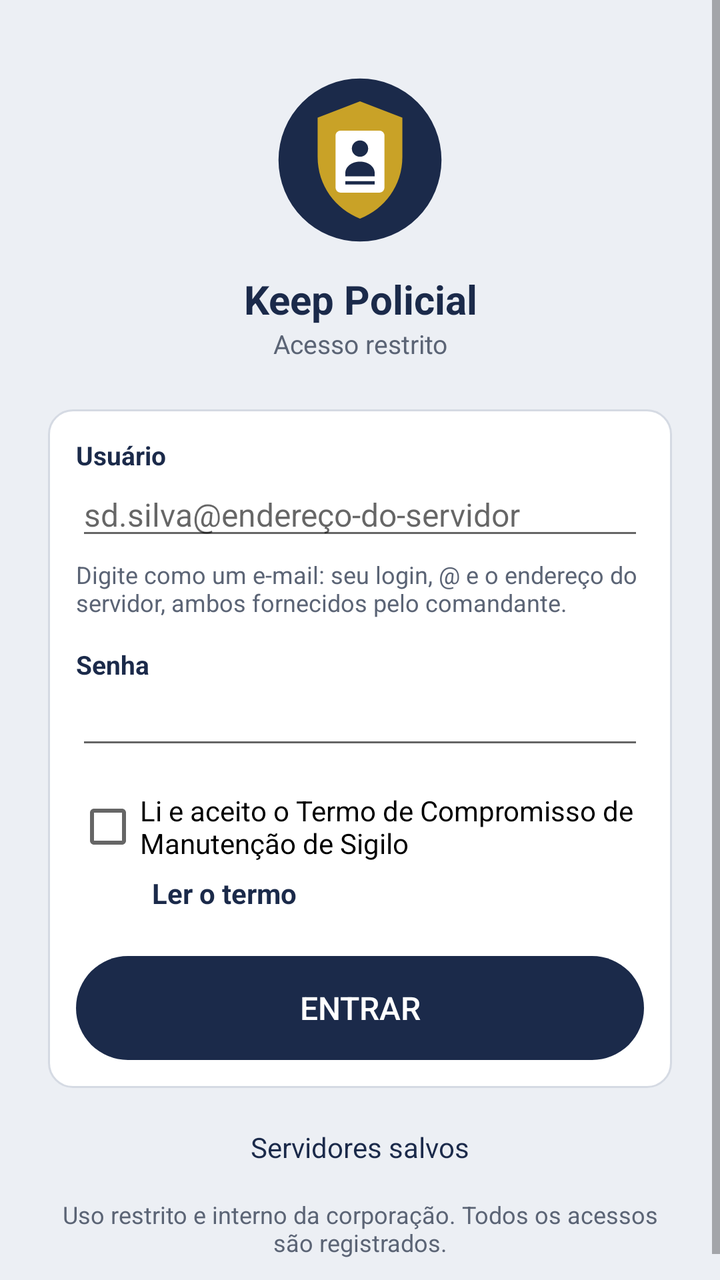
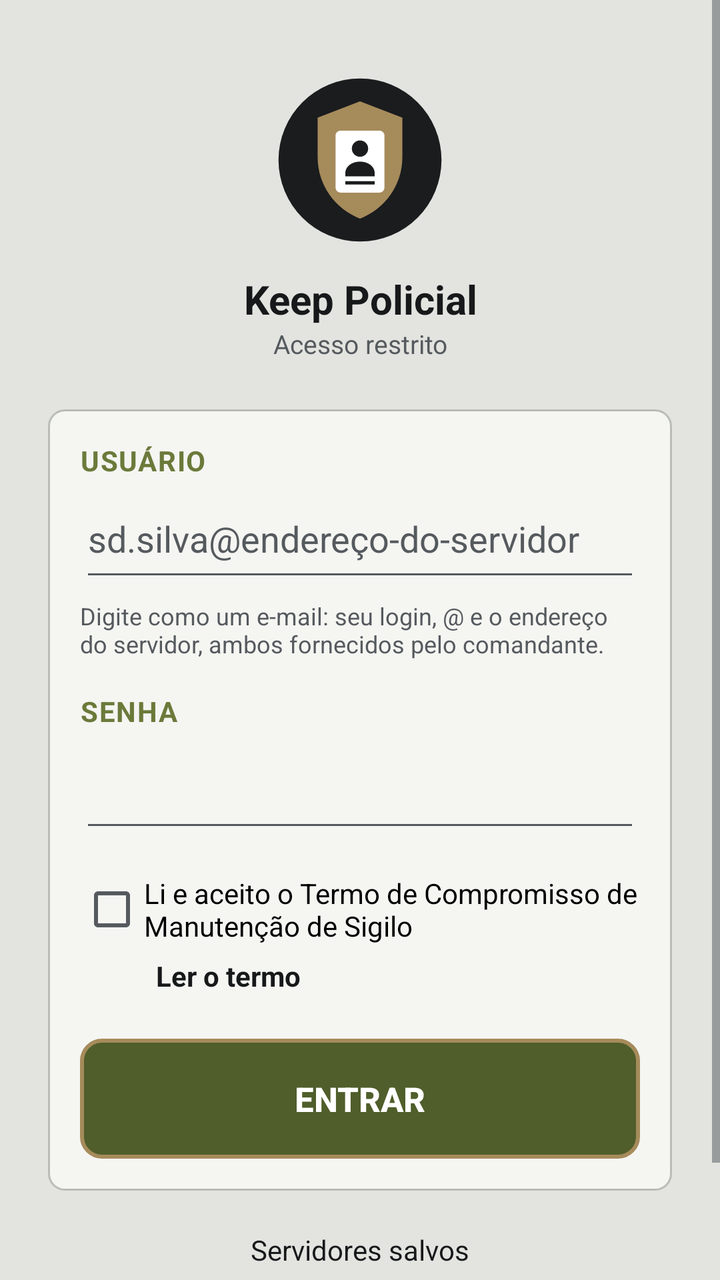

Compare the two renders of this Android layout. The source of the first and the diff that turns it into the second are given below.
<!-- AndroidManifest.xml: application theme Tema -->
<!-- res/layout/activity_login.xml -->
<?xml version="1.0" encoding="utf-8"?>
<ScrollView xmlns:android="http://schemas.android.com/apk/res/android"
    android:layout_width="match_parent"
    android:layout_height="match_parent"
    android:fillViewport="true">

    <LinearLayout
        android:layout_width="match_parent"
        android:layout_height="wrap_content"
        android:gravity="center_horizontal"
        android:orientation="vertical"
        android:padding="24dp">

        <ImageView
            android:layout_width="88dp"
            android:layout_height="88dp"
            android:layout_marginTop="12dp"
            android:src="@drawable/ic_launcher" />

        <TextView
            android:id="@+id/tvDestacamento"
            android:layout_width="match_parent"
            android:layout_height="wrap_content"
            android:layout_marginTop="12dp"
            android:gravity="center"
            android:text="Keep Policial"
            android:textColor="@color/primaria"
            android:textSize="20sp"
            android:textStyle="bold" />

        <TextView
            android:id="@+id/tvEndereco"
            android:layout_width="match_parent"
            android:layout_height="wrap_content"
            android:gravity="center"
            android:text="Acesso restrito"
            android:textColor="@color/texto_suave"
            android:textSize="13sp" />

        <LinearLayout style="@style/Secao" android:layout_marginTop="24dp">

            <TextView style="@style/Rotulo" android:layout_marginTop="0dp" android:text="Usuário" />
            <AutoCompleteTextView
                android:id="@+id/etAcesso"
                style="@style/Campo"
                android:completionThreshold="1"
                android:hint="sd.silva@endereço-do-servidor"
                android:importantForAutofill="no"
                android:inputType="textNoSuggestions|textEmailAddress"
                android:maxLength="160" />
            <TextView
                android:layout_width="match_parent"
                android:layout_height="wrap_content"
                android:layout_marginTop="4dp"
                android:text="Digite como um e-mail: seu login, @ e o endereço do servidor, ambos fornecidos pelo comandante."
                android:textColor="@color/texto_suave"
                android:textSize="12sp" />

            <TextView style="@style/Rotulo" android:text="Senha" />
            <EditText
                android:id="@+id/etSenha"
                style="@style/Campo"
                android:imeOptions="actionDone"
                android:importantForAutofill="no"
                android:inputType="textPassword" />

            <CheckBox
                android:id="@+id/cbTermo"
                android:layout_width="match_parent"
                android:layout_height="wrap_content"
                android:layout_marginTop="16dp"
                android:text="Li e aceito o Termo de Compromisso de Manutenção de Sigilo"
                android:textSize="14sp" />

            <TextView
                android:id="@+id/tvLerTermo"
                android:layout_width="wrap_content"
                android:layout_height="wrap_content"
                android:layout_marginStart="32dp"
                android:padding="6dp"
                android:text="Ler o termo"
                android:textColor="@color/primaria"
                android:textStyle="bold" />

            <Button
                android:id="@+id/btnEntrar"
                android:layout_width="match_parent"
                android:layout_height="52dp"
                android:layout_marginTop="16dp"
                android:background="@drawable/bg_botao_novo"
                android:enabled="false"
                android:text="Entrar"
                android:textColor="#FFFFFF"
                android:textSize="16sp" />
        </LinearLayout>

        <TextView
            android:id="@+id/tvServidores"
            android:layout_width="wrap_content"
            android:layout_height="wrap_content"
            android:layout_marginTop="12dp"
            android:padding="8dp"
            android:text="Servidores salvos"
            android:textColor="@color/primaria" />

        <TextView
            android:layout_width="match_parent"
            android:layout_height="wrap_content"
            android:layout_marginTop="8dp"
            android:gravity="center"
            android:text="Uso restrito e interno da corporação. Todos os acessos são registrados."
            android:textColor="@color/texto_suave"
            android:textSize="12sp" />
    </LinearLayout>
</ScrollView>
<!-- resources referenced by this layout -->
<resources>
  <color name="primaria">#1B2A4A</color>
  <color name="texto_suave">#5B6475</color>
  <!-- drawable bg_botao_novo (drawable) -->
  <?xml version="1.0" encoding="utf-8"?>
  <ripple xmlns:android="http://schemas.android.com/apk/res/android" android:color="#33FFFFFF">
      <item>
          <shape android:shape="rectangle">
              <solid android:color="@color/primaria" />
              <corners android:radius="28dp" />
          </shape>
      </item>
  </ripple>
  <!-- drawable ic_launcher (drawable) -->
  <?xml version="1.0" encoding="utf-8"?>
  <vector xmlns:android="http://schemas.android.com/apk/res/android"
      android:width="108dp" android:height="108dp"
      android:viewportWidth="108" android:viewportHeight="108">
      <path android:fillColor="#1B2A4A" android:pathData="M54,4a50,50 0,1 1,0 100a50,50 0,1 1,0 -100z" />
      <path android:fillColor="#C9A227"
          android:pathData="M54,18L80,28L80,52C80,70 69,84 54,90C39,84 28,70 28,52L28,28Z" />
      <path android:fillColor="#FFFFFF"
          android:pathData="M42,36h24a3,3 0,0 1,3 3v32a3,3 0,0 1,-3 3h-24a3,3 0,0 1,-3 -3v-32a3,3 0,0 1,3 -3z" />
      <path android:fillColor="#1B2A4A"
          android:pathData="M54,42a5,5 0,1 1,0 10a5,5 0,1 1,0 -10zM45,62c0,-4 4,-7 9,-7s9,3 9,7v2h-18z" />
      <path android:fillColor="#1B2A4A" android:pathData="M45,67h18v2h-18z" />
  </vector>
  <style name="Campo">
          <item name="android:layout_width">match_parent</item>
          <item name="android:layout_height">wrap_content</item>
          <item name="android:textSize">16sp</item>
      </style>
  <style name="Rotulo">
          <item name="android:layout_width">match_parent</item>
          <item name="android:layout_height">wrap_content</item>
          <item name="android:layout_marginTop">14dp</item>
          <item name="android:textSize">13sp</item>
          <item name="android:textStyle">bold</item>
          <item name="android:textColor">@color/primaria</item>
      </style>
  <style name="Secao">
          <item name="android:layout_width">match_parent</item>
          <item name="android:layout_height">wrap_content</item>
          <item name="android:orientation">vertical</item>
          <item name="android:layout_marginTop">12dp</item>
          <item name="android:padding">14dp</item>
          <item name="android:background">@drawable/bg_cartao</item>
      </style>
  <style name="Tema" parent="android:Theme.Material.Light.DarkActionBar">
          <item name="android:colorPrimary">@color/primaria</item>
          <item name="android:colorPrimaryDark">@color/primaria_escura</item>
          <item name="android:colorAccent">@color/destaque</item>
          <item name="android:windowBackground">@color/fundo</item>
          <item name="android:textColorPrimary">@color/texto</item>
      </style>
  <!-- drawable bg_cartao (drawable) -->
  <?xml version="1.0" encoding="utf-8"?>
  <shape xmlns:android="http://schemas.android.com/apk/res/android" android:shape="rectangle">
      <solid android:color="@color/cartao" />
      <stroke android:width="1dp" android:color="@color/borda" />
      <corners android:radius="12dp" />
  </shape>
  <color name="primaria_escura">#111C33</color>
  <color name="destaque">#C9A227</color>
  <color name="fundo">#ECEFF4</color>
  <color name="texto">#1A1F2B</color>
  <color name="cartao">#FFFFFF</color>
  <color name="borda">#D5DAE3</color>
</resources>

<!-- the commit's change to res/layout/activity_login.xml (unified diff, before → after) -->
@@ -24,7 +24,7 @@
             android:layout_marginTop="12dp"
             android:gravity="center"
             android:text="Keep Policial"
-            android:textColor="@color/primaria"
+            android:textColor="@color/texto"
             android:textSize="20sp"
             android:textStyle="bold" />
 
@@ -79,19 +79,15 @@
                 android:layout_marginStart="32dp"
                 android:padding="6dp"
                 android:text="Ler o termo"
-                android:textColor="@color/primaria"
+                android:textColor="@color/texto"
                 android:textStyle="bold" />
 
             <Button
                 android:id="@+id/btnEntrar"
-                android:layout_width="match_parent"
-                android:layout_height="52dp"
+                style="@style/BotaoTatico"
                 android:layout_marginTop="16dp"
-                android:background="@drawable/bg_botao_novo"
                 android:enabled="false"
-                android:text="Entrar"
-                android:textColor="#FFFFFF"
-                android:textSize="16sp" />
+                android:text="Entrar" />
         </LinearLayout>
 
         <TextView
@@ -101,7 +97,7 @@
             android:layout_marginTop="12dp"
             android:padding="8dp"
             android:text="Servidores salvos"
-            android:textColor="@color/primaria" />
+            android:textColor="@color/texto" />
 
         <TextView
             android:layout_width="match_parent"
<!-- resource entries referenced after the edit -->
@@ -1,14 +1,15 @@
 <!-- resources referenced by this layout -->
 <resources>
-  <color name="primaria">#1B2A4A</color>
-  <color name="texto_suave">#5B6475</color>
+  <color name="primaria">#2B2F33</color>
+  <color name="texto_suave">#555A5E</color>
   <!-- drawable bg_botao_novo (drawable) -->
   <?xml version="1.0" encoding="utf-8"?>
-  <ripple xmlns:android="http://schemas.android.com/apk/res/android" android:color="#33FFFFFF">
+  <ripple xmlns:android="http://schemas.android.com/apk/res/android" android:color="#44FFFFFF">
       <item>
           <shape android:shape="rectangle">
-              <solid android:color="@color/primaria" />
-              <corners android:radius="28dp" />
+              <solid android:color="@color/botao" />
+              <stroke android:width="2dp" android:color="@color/coyote" />
+              <corners android:radius="10dp" />
           </shape>
       </item>
   </ripple>
@@ -17,55 +18,76 @@
   <vector xmlns:android="http://schemas.android.com/apk/res/android"
       android:width="108dp" android:height="108dp"
       android:viewportWidth="108" android:viewportHeight="108">
-      <path android:fillColor="#1B2A4A" android:pathData="M54,4a50,50 0,1 1,0 100a50,50 0,1 1,0 -100z" />
-      <path android:fillColor="#C9A227"
+      <path android:fillColor="#1A1C1E" android:pathData="M54,4a50,50 0,1 1,0 100a50,50 0,1 1,0 -100z" />
+      <path android:fillColor="#A68B5B"
           android:pathData="M54,18L80,28L80,52C80,70 69,84 54,90C39,84 28,70 28,52L28,28Z" />
       <path android:fillColor="#FFFFFF"
           android:pathData="M42,36h24a3,3 0,0 1,3 3v32a3,3 0,0 1,-3 3h-24a3,3 0,0 1,-3 -3v-32a3,3 0,0 1,3 -3z" />
-      <path android:fillColor="#1B2A4A"
+      <path android:fillColor="#1A1C1E"
           android:pathData="M54,42a5,5 0,1 1,0 10a5,5 0,1 1,0 -10zM45,62c0,-4 4,-7 9,-7s9,3 9,7v2h-18z" />
-      <path android:fillColor="#1B2A4A" android:pathData="M45,67h18v2h-18z" />
+      <path android:fillColor="#1A1C1E" android:pathData="M45,67h18v2h-18z" />
   </vector>
+  <style name="BotaoTatico">
+          <item name="android:layout_width">match_parent</item>
+          <item name="android:layout_height">60dp</item>
+          <item name="android:background">@drawable/bg_botao_novo</item>
+          <item name="android:textColor">#FFFFFF</item>
+          <item name="android:textSize">17sp</item>
+          <item name="android:textStyle">bold</item>
+          <item name="android:textAllCaps">true</item>
+      </style>
   <style name="Campo">
           <item name="android:layout_width">match_parent</item>
           <item name="android:layout_height">wrap_content</item>
-          <item name="android:textSize">16sp</item>
+          <item name="android:minHeight">56dp</item>
+          <item name="android:textSize">18sp</item>
+          <item name="android:textColor">@color/texto</item>
+          <item name="android:textColorHint">@color/texto_suave</item>
       </style>
   <style name="Rotulo">
           <item name="android:layout_width">match_parent</item>
           <item name="android:layout_height">wrap_content</item>
-          <item name="android:layout_marginTop">14dp</item>
-          <item name="android:textSize">13sp</item>
+          <item name="android:layout_marginTop">16dp</item>
+          <item name="android:textSize">14sp</item>
           <item name="android:textStyle">bold</item>
-          <item name="android:textColor">@color/primaria</item>
+          <item name="android:textAllCaps">true</item>
+          <item name="android:letterSpacing">0.04</item>
+          <item name="android:textColor">@color/destaque</item>
       </style>
   <style name="Secao">
           <item name="android:layout_width">match_parent</item>
           <item name="android:layout_height">wrap_content</item>
           <item name="android:orientation">vertical</item>
           <item name="android:layout_marginTop">12dp</item>
-          <item name="android:padding">14dp</item>
+          <item name="android:padding">16dp</item>
           <item name="android:background">@drawable/bg_cartao</item>
       </style>
-  <style name="Tema" parent="android:Theme.Material.Light.DarkActionBar">
+  <style name="Tema" parent="TemaBase">
           <item name="android:colorPrimary">@color/primaria</item>
           <item name="android:colorPrimaryDark">@color/primaria_escura</item>
           <item name="android:colorAccent">@color/destaque</item>
           <item name="android:windowBackground">@color/fundo</item>
           <item name="android:textColorPrimary">@color/texto</item>
+          <item name="android:textColorSecondary">@color/texto_suave</item>
+          <item name="android:colorBackground">@color/fundo</item>
+          <item name="android:statusBarColor">@color/primaria_escura</item>
+          <item name="android:navigationBarColor">@color/primaria_escura</item>
       </style>
   <!-- drawable bg_cartao (drawable) -->
   <?xml version="1.0" encoding="utf-8"?>
   <shape xmlns:android="http://schemas.android.com/apk/res/android" android:shape="rectangle">
       <solid android:color="@color/cartao" />
       <stroke android:width="1dp" android:color="@color/borda" />
-      <corners android:radius="12dp" />
+      <corners android:radius="8dp" />
   </shape>
-  <color name="primaria_escura">#111C33</color>
-  <color name="destaque">#C9A227</color>
-  <color name="fundo">#ECEFF4</color>
-  <color name="texto">#1A1F2B</color>
-  <color name="cartao">#FFFFFF</color>
-  <color name="borda">#D5DAE3</color>
+  <style name="TemaBase" parent="android:Theme.Material.Light.DarkActionBar" />
+  <color name="primaria_escura">#1A1C1E</color>
+  <color name="destaque">#6B7A3A</color>
+  <color name="fundo">#E3E4E0</color>
+  <color name="botao">#4F5E2A</color>
+  <color name="coyote">#A68B5B</color>
+  <color name="texto">#16181A</color>
+  <color name="cartao">#F5F5F2</color>
+  <color name="borda">#B9BCB7</color>
 </resources>
 
